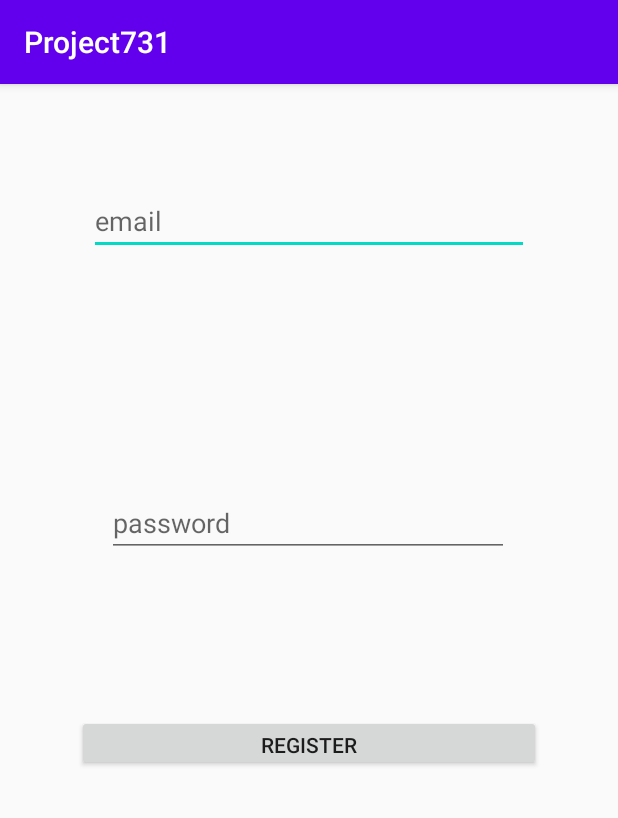
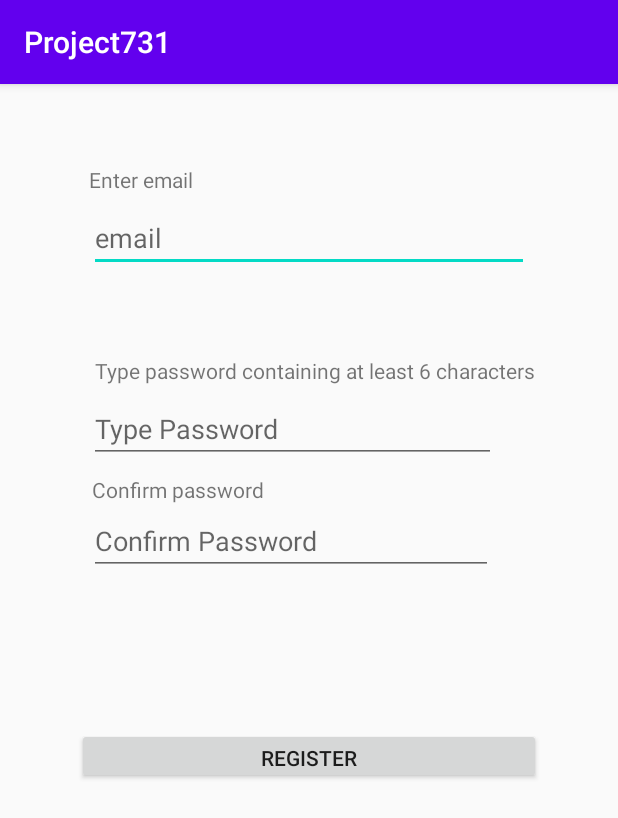
Before and after one commit to carlsondultra/CPS731Project, an Android app: the FirebaseRegisterActivity screen opened directly, with no data from a screen before it, on a phone screen of 412 x 824 dp. Shown: the top 818 px of the screen. Run offline under Robolectric (Android 15) with nearby library versions, the light colour scheme and no system bars; our stand-ins replace Firebase (no records; nobody signed in at launch, a user with empty details on screens opened directly).

Commit message:
QOL changes to the login and register tabs

```diff
--- a/app/src/main/java/com/example/project731/FirebaseRegisterActivity.java
+++ b/app/src/main/java/com/example/project731/FirebaseRegisterActivity.java
@@ -19,7 +19,7 @@ import com.google.firebase.auth.FirebaseAuth;
 public class FirebaseRegisterActivity extends AppCompatActivity {
 
     private EditText email;
-    private EditText password;
+    private EditText password,passwordConfirm;
     private Button register;
 
     private FirebaseAuth auth;
@@ -32,8 +32,9 @@ public class FirebaseRegisterActivity extends AppCompatActivity {
         super.onCreate(savedInstanceState);
         setContentView(R.layout.activity_firebase_register);
 
-        email = findViewById(R.id.email);
-        password = findViewById(R.id.password);
+        email = findViewById(R.id.email_login);
+        password = findViewById(R.id.password_first);
+        passwordConfirm = findViewById(R.id.password_confirm_box);
         register = findViewById(R.id.register);
 
         auth = FirebaseAuth.getInstance();
@@ -43,12 +44,16 @@ public class FirebaseRegisterActivity extends AppCompatActivity {
             public void onClick(View view) {
                 String txt_email = email.getText().toString();
                 String txt_password = password.getText().toString();
+                String txt_password_confirm = passwordConfirm.getText().toString();
 
                 if (TextUtils.isEmpty(txt_email) || TextUtils.isEmpty(txt_password)){
                     Toast.makeText(FirebaseRegisterActivity.this, "Please fill in the empty fields.", Toast.LENGTH_SHORT).show();
                 }
                 else if (txt_password.length() < 6){
                     Toast.makeText(FirebaseRegisterActivity.this, "Password is too short.", Toast.LENGTH_SHORT).show();
+                }
+                else if(!txt_password.equals(txt_password_confirm)){
+                    Toast.makeText(FirebaseRegisterActivity.this, "Passwords do not match.", Toast.LENGTH_SHORT).show();
                 }
                 else{
                     registerUser(txt_email, txt_password);
@@ -67,7 +72,7 @@ public class FirebaseRegisterActivity extends AppCompatActivity {
                     finish();
                 }
                 else{
-                    Toast.makeText(FirebaseRegisterActivity.this, "Unsuccessful register.", Toast.LENGTH_SHORT).show();
+                    Toast.makeText(FirebaseRegisterActivity.this, "Unsuccessful register. Email already exists.", Toast.LENGTH_SHORT).show();
                 }
             }
         });
--- a/app/src/main/res/layout/activity_firebase_register.xml
+++ b/app/src/main/res/layout/activity_firebase_register.xml
@@ -6,8 +6,9 @@
     android:layout_height="match_parent"
     tools:context=".FirebaseRegisterActivity">
 
+
     <EditText
-        android:id="@+id/email"
+        android:id="@+id/email_login"
         android:layout_width="293dp"
         android:layout_height="44dp"
         android:hint="email"
@@ -15,33 +16,89 @@
         app:layout_constraintEnd_toEndOf="parent"
         app:layout_constraintStart_toStartOf="parent"
         app:layout_constraintTop_toTopOf="parent"
-        app:layout_constraintVertical_bias="0.097" />
+        app:layout_constraintVertical_bias="0.112" />
 
     <EditText
-        android:id="@+id/password"
-        android:layout_width="268dp"
-        android:layout_height="41dp"
-        android:layout_below="@id/email"
+        android:id="@+id/password_first"
+        android:layout_width="271dp"
+        android:layout_height="44dp"
+        android:layout_marginEnd="50dp"
+        android:layout_marginBottom="8dp"
+        android:ems="10"
+        android:hint="Type Password"
+        android:inputType="textPassword"
+        app:layout_constraintBottom_toTopOf="@+id/password_text"
+        app:layout_constraintEnd_toEndOf="parent"
+        app:layout_constraintHorizontal_bias="0.655"
+        app:layout_constraintStart_toStartOf="parent"
+        app:layout_constraintTop_toBottomOf="@+id/email_login"
+        app:layout_constraintVertical_bias="1.0" />
+
+    <EditText
+        android:id="@+id/password_confirm_box"
+        android:layout_width="269dp"
+        android:layout_height="42dp"
+        android:layout_below="@id/email_login"
         android:layout_marginTop="160dp"
-        android:hint="password"
+        android:hint="Confirm Password"
+        android:inputType="textPassword"
         app:layout_constraintBottom_toBottomOf="parent"
         app:layout_constraintEnd_toEndOf="parent"
-        app:layout_constraintHorizontal_bias="0.496"
+        app:layout_constraintHorizontal_bias="0.415"
         app:layout_constraintStart_toStartOf="parent"
-        app:layout_constraintTop_toBottomOf="@+id/email"
+        app:layout_constraintTop_toBottomOf="@+id/email_login"
         app:layout_constraintVertical_bias="0.0" />
+
+    <TextView
+        android:id="@+id/textView7"
+        android:layout_width="wrap_content"
+        android:layout_height="wrap_content"
+        android:layout_marginBottom="8dp"
+        android:text="@string/password_type"
+        app:layout_constraintBottom_toTopOf="@+id/password_first"
+        app:layout_constraintEnd_toEndOf="parent"
+        app:layout_constraintHorizontal_bias="0.536"
+        app:layout_constraintStart_toStartOf="parent" />
+
+    <TextView
+        android:id="@+id/password_text"
+        android:layout_width="wrap_content"
+        android:layout_height="wrap_content"
+        android:layout_marginTop="141dp"
+        android:layout_marginEnd="212dp"
+        android:layout_marginBottom="8dp"
+        android:text="@string/password_confirm"
+        app:layout_constraintBottom_toTopOf="@+id/password_confirm_box"
+        app:layout_constraintEnd_toEndOf="parent"
+        app:layout_constraintHorizontal_bias="0.719"
+        app:layout_constraintStart_toStartOf="parent"
+        app:layout_constraintTop_toBottomOf="@+id/email_login"
+        app:layout_constraintVertical_bias="0.75" />
 
     <Button
         android:id="@+id/register"
         android:layout_width="309dp"
         android:layout_height="37dp"
-        android:layout_below="@id/password"
+        android:layout_below="@id/password_confirm_box"
         android:text="register"
         app:layout_constraintBottom_toBottomOf="parent"
         app:layout_constraintEnd_toEndOf="parent"
         app:layout_constraintStart_toStartOf="parent"
-        app:layout_constraintTop_toBottomOf="@+id/password"
+        app:layout_constraintTop_toBottomOf="@+id/password_confirm_box"
         app:layout_constraintVertical_bias="0.253" />
+
+    <TextView
+        android:id="@+id/textView8"
+        android:layout_width="wrap_content"
+        android:layout_height="wrap_content"
+        android:layout_marginBottom="8dp"
+        android:text="@string/enter_email"
+        app:layout_constraintBottom_toTopOf="@+id/email_login"
+        app:layout_constraintEnd_toEndOf="parent"
+        app:layout_constraintHorizontal_bias="0.174"
+        app:layout_constraintStart_toStartOf="parent"
+        app:layout_constraintTop_toTopOf="parent"
+        app:layout_constraintVertical_bias="1.0" />
 
 
 </androidx.constraintlayout.widget.ConstraintLayout>
--- a/app/src/main/res/values/strings.xml
+++ b/app/src/main/res/values/strings.xml
@@ -4,5 +4,10 @@
     <string name="UserName">Username</string>
     <string name="Login">Login</string>
     <string name="temp"> Temporary for the local creation of the shoe list if not made yet</string>
+    <string name="enter_email">Enter email</string>
+    <string name="register_question">Need to register an account? Click here!</string>
+    <string name="login_question">Already have an account? Click here!</string>
+    <string name="password_confirm">Confirm password</string>
+    <string name="password_type">Type password containing at least 6 characters</string>
     <string name="splash">Shoeters Shoot</string>
 </resources>
```
Also changed, not shown: app/src/main/java/com/example/project731/FirebaseLoginActivity.java (+10 -2 lines), app/src/main/res/layout/activity_firebase_login.xml (+46 -19 lines), app/src/main/res/layout/activity_firebase_login_screen.xml (+26 -1 lines).
